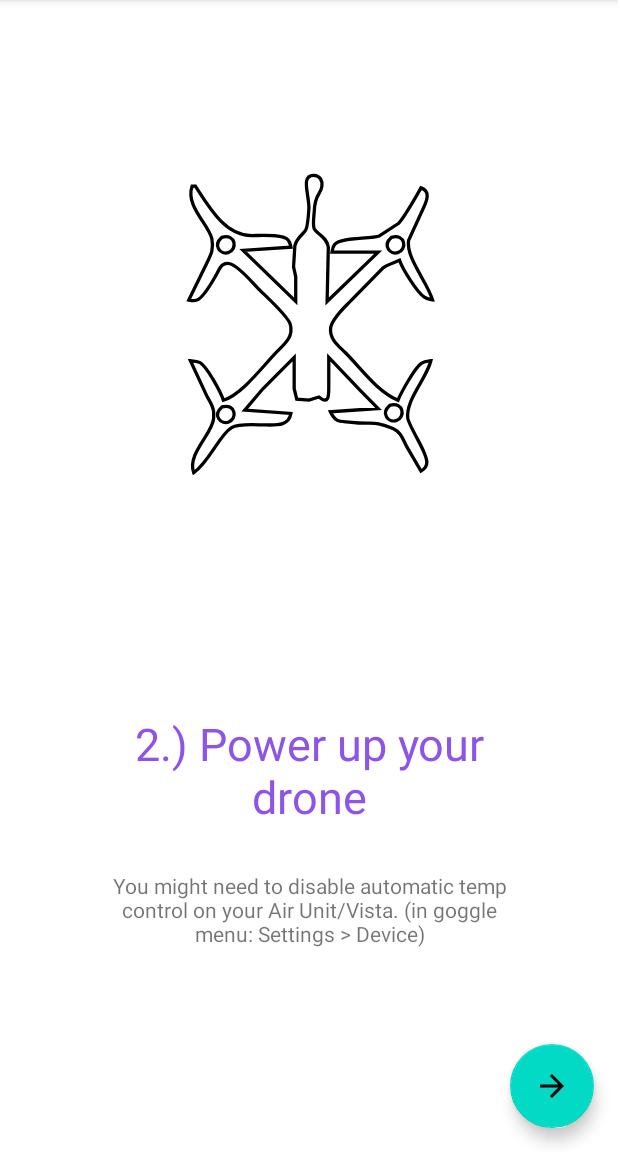
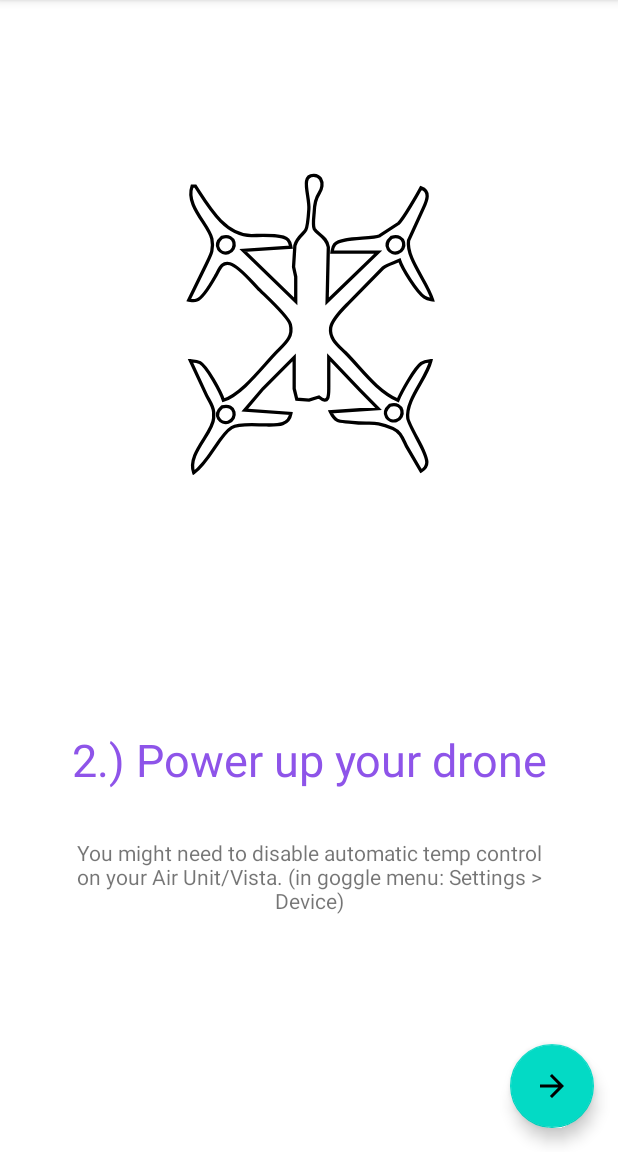
Before and after one commit to fpvout/DigiView-Android, an Android app: the fragment DroneFragment placed in its activity, on a phone screen of 412 x 824 dp, the part 84-1236 px from its top. Run offline under Robolectric (Android 15) with nearby library versions, the phone set to English and light mode, and no system bars.

Commit message:
Make TextViews larger

```diff
--- a/app/src/main/res/layout/fragment_drone.xml
+++ b/app/src/main/res/layout/fragment_drone.xml
@@ -33,7 +33,7 @@
         app:layout_constraintStart_toStartOf="parent"
         app:layout_constraintTop_toBottomOf="@+id/imageView"
         app:layout_constraintVertical_bias="0.3"
-        app:layout_constraintWidth_percent="0.6" />
+        app:layout_constraintWidth_percent="0.8" />
 
     <TextView
         android:layout_width="0dp"
@@ -46,6 +46,6 @@
         app:layout_constraintStart_toStartOf="parent"
         app:layout_constraintTop_toBottomOf="@+id/textView2"
         app:layout_constraintVertical_bias="0.1"
-        app:layout_constraintWidth_percent="0.7" />
+        app:layout_constraintWidth_percent="0.8" />
 
 </androidx.constraintlayout.widget.ConstraintLayout>
--- a/app/src/main/res/layout/fragment_gestures.xml
+++ b/app/src/main/res/layout/fragment_gestures.xml
@@ -55,7 +55,7 @@
         app:layout_constraintStart_toStartOf="parent"
         app:layout_constraintTop_toBottomOf="@+id/gestureFragmentLinearLayout"
         app:layout_constraintVertical_bias="0.3"
-        app:layout_constraintWidth_percent="0.6" />
+        app:layout_constraintWidth_percent="0.8" />
 
     <TextView
         android:id="@+id/gestureFragmentTextView2"
--- a/app/src/main/res/layout/fragment_goggles.xml
+++ b/app/src/main/res/layout/fragment_goggles.xml
@@ -32,6 +32,6 @@
         app:layout_constraintStart_toStartOf="parent"
         app:layout_constraintTop_toBottomOf="@+id/imageView"
         app:layout_constraintVertical_bias="0.3"
-        app:layout_constraintWidth_percent="0.6"/>
+        app:layout_constraintWidth_percent="0.8"/>
 
 </androidx.constraintlayout.widget.ConstraintLayout>
--- a/app/src/main/res/layout/fragment_plug_usb.xml
+++ b/app/src/main/res/layout/fragment_plug_usb.xml
@@ -46,7 +46,7 @@
         app:layout_constraintStart_toStartOf="parent"
         app:layout_constraintTop_toBottomOf="@+id/textView3"
         app:layout_constraintVertical_bias="0.1"
-        app:layout_constraintWidth_percent="0.7" />
+        app:layout_constraintWidth_percent="0.8" />
 
 
 </androidx.constraintlayout.widget.ConstraintLayout>
```
